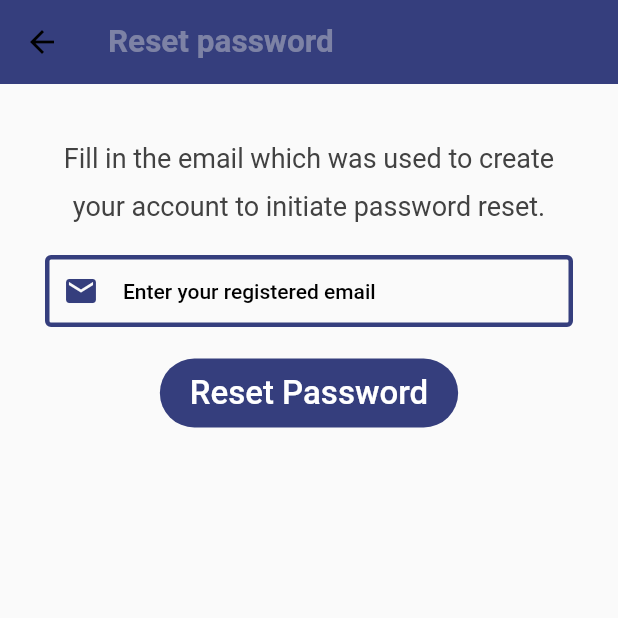
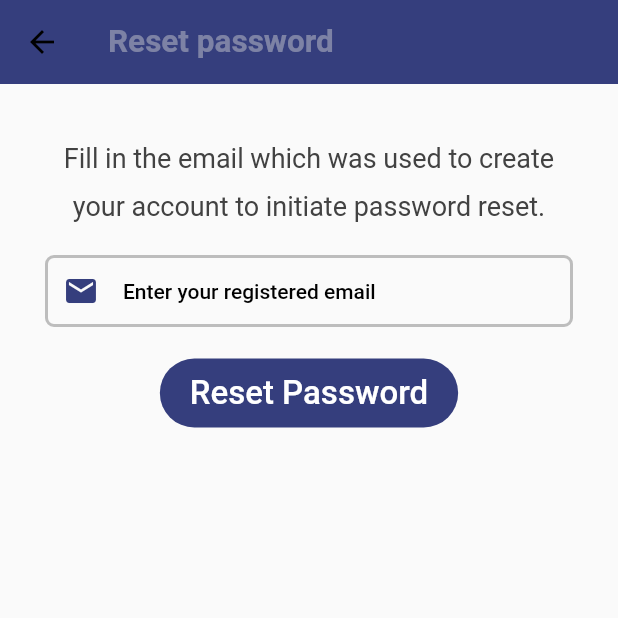
Before and after one commit to sonoftheweb/sixcore, a Flutter app: the screen it shows after launch, after a tap on "Forgot password?", on a phone screen of 412 x 824 dp, the top half of it. Run offline on Flutter 3.47's test engine with Material 2 defaults, Android fonts, the phone set to English and light mode, and no system bars; our stand-ins replace another_flushbar, bottom_navy_bar, cloud_firestore, firebase_auth, firebase_core, firebase_ui_firestore and 3 more; missing offline and left inert: horizontal_picker, infinite_listview; accounts and stored records are empty; project files that could hold a hidden picture were left out.

Commit message:
Textbox colors now not white

```diff
--- a/lib/Constants/styles.dart
+++ b/lib/Constants/styles.dart
@@ -45,32 +45,27 @@ final appThemeData = {
       ),
     ),
     inputDecorationTheme: InputDecorationTheme(
-      textTheme: TextTheme(
-        subtitle1: TextStyle(color: Colors.pinkAccent),
-      ),
+      contentPadding: const EdgeInsets.all(16),
+      floatingLabelBehavior: FloatingLabelBehavior.always,
+      border: _outlineInputBorder(AppColor.greyShade400),
+      enabledBorder: _outlineInputBorder(AppColor.greyShade400),
+      focusedBorder: _outlineInputBorder(AppColor.blue),
+      errorBorder: _outlineInputBorder(AppColor.error),
+      focusedErrorBorder: _outlineInputBorder(AppColor.error),
       prefixIconColor: AppColor.blue,
-      focusedBorder: OutlineInputBorder(
-        borderSide: BorderSide(
-          width: 3,
-          color: AppColor.blue,
-        ),
-      ),
-      enabledBorder: OutlineInputBorder(
-        borderSide: BorderSide(
-          width: 3,
-          color: AppColor.blue,
-        ),
-      ),
+      focusColor: AppColor.blue,
+      errorStyle: _buildTextStyle(AppColor.error, size: 12),
+      helperStyle: _buildTextStyle(AppColor.greyShade400, size: 12),
     ),
     visualDensity: VisualDensity.adaptivePlatformDensity,
   ),
   AppTheme.darkTheme: ThemeData.dark().copyWith(
     useMaterial3: true,
     textTheme: TextTheme(
-      headline1: TextStyle(color: AppColor.teal),
-      headline2: TextStyle(color: AppColor.teal),
-      bodyText2: TextStyle(color: AppColor.white),
-      subtitle1: TextStyle(color: AppColor.white),
+      displayLarge: TextStyle(color: AppColor.teal),
+      displayMedium: TextStyle(color: AppColor.teal),
+      bodyMedium: TextStyle(color: AppColor.white),
+      titleMedium: TextStyle(color: AppColor.white),
     ),
     backgroundColor: AppColor.blue,
     elevatedButtonTheme: ElevatedButtonThemeData(
@@ -118,3 +113,20 @@ final appThemeData = {
     visualDensity: VisualDensity.adaptivePlatformDensity,
   ),
 };
+
+_buildTextStyle(Color color, {double? size}) {
+  return TextStyle(
+    color: color,
+    fontSize: size ?? 12,
+  );
+}
+
+OutlineInputBorder _outlineInputBorder(Color color) {
+  return OutlineInputBorder(
+    borderRadius: const BorderRadius.all(Radius.circular(6)),
+    borderSide: BorderSide(
+      width: 2,
+      color: color,
+    ),
+  );
+}
--- a/lib/Screens/Auth/Login/index.dart
+++ b/lib/Screens/Auth/Login/index.dart
@@ -7,6 +7,7 @@ import 'package:sixcore/Widgets/button.dart';
 import 'package:sixcore/router/router.dart';
 import 'package:sixcore/router/routes.dart';
 
+import '../../../Constants/colors.dart';
 import '../../../Utils/snackbar.dart';
 
 class LoginPage extends StatefulWidget {
@@ -137,6 +138,7 @@ class _LoginPageState extends State<LoginPage> {
     return TextFormField(
       controller: _email,
       keyboardType: TextInputType.emailAddress,
+      style: TextStyle(color: AppColor.blue),
       decoration: const InputDecoration(
         prefixIcon: Icon(Icons.email),
         hintText: 'Enter your registered email',
@@ -148,6 +150,7 @@ class _LoginPageState extends State<LoginPage> {
     return TextFormField(
       controller: _password,
       obscureText: true,
+      style: TextStyle(color: AppColor.blue),
       decoration: const InputDecoration(
         prefixIcon: Icon(Icons.security),
         hintText: 'Enter a password',
--- a/lib/Screens/Auth/Login/reset_password.dart
+++ b/lib/Screens/Auth/Login/reset_password.dart
@@ -1,6 +1,7 @@
 import 'package:flutter/material.dart';
 import 'package:provider/provider.dart';
 
+import '../../../Constants/colors.dart';
 import '../../../Provider/auth_provider.dart';
 import '../../../Utils/snackbar.dart';
 import '../../../Widgets/button.dart';
@@ -87,6 +88,7 @@ class _ResetPasswordPageState extends State<ResetPasswordPage> {
     return TextFormField(
       controller: _email,
       keyboardType: TextInputType.emailAddress,
+      style: TextStyle(color: AppColor.blue),
       decoration: const InputDecoration(
         prefixIcon: Icon(Icons.email),
         hintText: 'Enter your registered email',
--- a/lib/Screens/Auth/Register/index.dart
+++ b/lib/Screens/Auth/Register/index.dart
@@ -238,6 +238,7 @@ class _RegistrationPageState extends State<RegistrationPage> {
   TextFormField _nameField() {
     return TextFormField(
       controller: _name,
+      style: TextStyle(color: AppColor.blue),
       decoration: const InputDecoration(
         prefixIcon: Icon(Icons.supervised_user_circle),
         hintText: 'Your full name',
@@ -249,6 +250,7 @@ class _RegistrationPageState extends State<RegistrationPage> {
     return TextFormField(
       controller: _email,
       keyboardType: TextInputType.emailAddress,
+      style: TextStyle(color: AppColor.blue),
       decoration: const InputDecoration(
         prefixIcon: Icon(Icons.email_rounded),
         hintText: 'Your email address',
@@ -260,6 +262,7 @@ class _RegistrationPageState extends State<RegistrationPage> {
     return TextFormField(
       controller: _password,
       obscureText: true,
+      style: TextStyle(color: AppColor.blue),
       decoration: const InputDecoration(
         prefixIcon: Icon(Icons.password_rounded),
         hintText: 'Your password',
--- a/lib/Screens/Auth/Register/social_auth_register.dart
+++ b/lib/Screens/Auth/Register/social_auth_register.dart
@@ -228,6 +228,7 @@ class _SocialAuthRegistrationPageState
   TextFormField _nameField() {
     return TextFormField(
       controller: _name,
+      style: TextStyle(color: AppColor.blue),
       decoration: const InputDecoration(
         prefixIcon: Icon(Icons.supervised_user_circle),
         hintText: 'Your full name',
--- a/lib/Screens/Routines/create.dart
+++ b/lib/Screens/Routines/create.dart
@@ -1056,6 +1056,7 @@ class _CreateRoutineState extends State<CreateRoutine> {
             ),
             const SizedBox(height: 10.0),
             TextFormField(
+              style: TextStyle(color: AppColor.blue),
               controller: _nameCtrl,
               decoration: InputDecoration(
                 hintText: 'Enter your routine name',
--- a/lib/Widgets/Selectors/quantity_input.dart
+++ b/lib/Widgets/Selectors/quantity_input.dart
@@ -3,6 +3,7 @@ library quantity_input;
 import 'package:flutter/material.dart';
 import 'package:flutter/services.dart';
 import 'package:intl/intl.dart';
+import 'package:sixcore/Constants/colors.dart';
 
 import 'icon-button.widget.dart';
 
@@ -191,7 +192,7 @@ class _QuantityInputState extends State<QuantityInput> {
                         child: Padding(
                             padding: const EdgeInsets.symmetric(horizontal: 5),
                             child: TextFormField(
-                                style: const TextStyle(color: Colors.black45),
+                                style: TextStyle(color: AppColor.blue),
                                 controller: _controller,
                                 textAlign: TextAlign.center,
                                 decoration: widget.decoration,
```
Also changed, not shown: lib/Screens/Routines/work.dart (+2 -6 lines).
